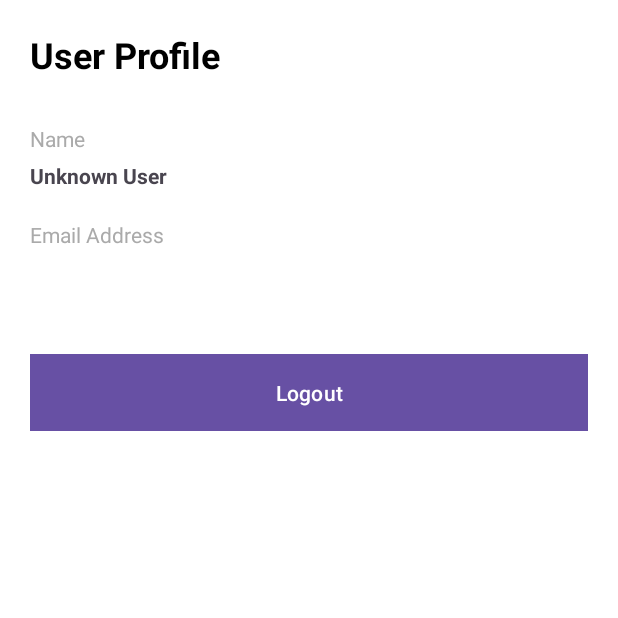
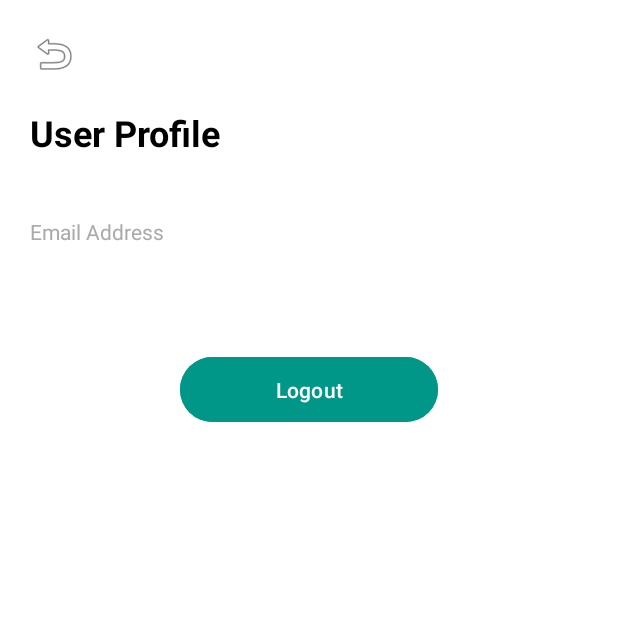
Before and after one commit to rdwaynedehoedt/FetchFood-apk, an Android app: the UserActivity screen opened directly, with no data from a screen before it, on a phone screen of 412 x 824 dp, the top half of it. Run offline under Robolectric (Android 15) with nearby library versions, the phone set to English and light mode, and no system bars; our stand-ins replace Firebase (no records; nobody signed in at launch, a user with empty details on screens opened directly).

Commit message:
updated the user xml and the user.kt files

```diff
--- a/FetchFood/app/src/main/java/com/example/fetchfood/UserActivity.kt
+++ b/FetchFood/app/src/main/java/com/example/fetchfood/UserActivity.kt
@@ -3,6 +3,7 @@ package com.example.fetchfood
 import android.content.Intent
 import android.os.Bundle
 import android.widget.Button
+import android.widget.ImageView
 import android.widget.TextView
 import androidx.appcompat.app.AppCompatActivity
 import com.google.firebase.auth.FirebaseAuth
@@ -21,10 +22,10 @@ class UserActivity : AppCompatActivity() {
         auth = FirebaseAuth.getInstance()
         db = FirebaseFirestore.getInstance()
 
-        // Initialize views
-        val userNameTextView: TextView = findViewById(R.id.userName)
+
         val userEmailTextView: TextView = findViewById(R.id.userEmail)
         val logoutButton: Button = findViewById(R.id.logoutButton)
+        val backButton: ImageView = findViewById(R.id.backBtn)
 
         // Get current user
         val currentUser = auth.currentUser
@@ -35,15 +36,6 @@ class UserActivity : AppCompatActivity() {
             // Fetch user name from Firestore (assuming user data is stored in a "users" collection)
             val userId = currentUser.uid
             db.collection("users").document(userId).get()
-                .addOnSuccessListener { document ->
-                    if (document != null) {
-                        val userName = document.getString("name")
-                        userNameTextView.text = userName ?: "Unknown User"
-                    }
-                }
-                .addOnFailureListener {
-                    userNameTextView.text = "Failed to load user name"
-                }
         }
 
         // Set logout button click listener
@@ -54,5 +46,10 @@ class UserActivity : AppCompatActivity() {
             startActivity(intent)
             finish()
         }
+
+        // Set back button click listener
+        backButton.setOnClickListener {
+            finish() // Close the current activity to return to the previous screen
+        }
     }
 }
--- a/FetchFood/app/src/main/res/layout/user.xml
+++ b/FetchFood/app/src/main/res/layout/user.xml
@@ -5,6 +5,17 @@
     android:orientation="vertical"
     android:padding="20dp"
     android:background="#FFFFFF">
+
+    <!-- Back Button -->
+    <ImageView
+        android:id="@+id/backBtn"
+        android:layout_width="wrap_content"
+        android:layout_height="wrap_content"
+        android:src="@android:drawable/ic_menu_revert"
+        android:layout_gravity="start"
+        android:layout_marginBottom="20dp"
+        android:contentDescription="Back Button" />
+
 
     <!-- User Profile Title -->
     <TextView
@@ -18,23 +29,8 @@
         android:textStyle="bold" />
 
     <!-- User Name Label -->
-    <TextView
-        android:id="@+id/nameLabel"
-        android:layout_width="wrap_content"
-        android:layout_height="wrap_content"
-        android:text="Name"
-        android:textColor="@android:color/darker_gray"
-        android:textSize="14sp"
-        android:layout_marginTop="10dp" />
 
     <!-- User Name Display -->
-    <TextView
-        android:id="@+id/userName"
-        android:layout_width="wrap_content"
-        android:layout_height="wrap_content"
-        android:text=""
-        android:layout_marginTop="5dp"
-        android:textStyle="bold" />
 
     <!-- User Email Label -->
     <TextView
@@ -64,7 +60,9 @@
         android:layout_height="wrap_content"
         android:text="Logout"
         android:textColor="#FFFFFF"
-        android:background="@android:color/holo_green_dark"
         android:layout_marginTop="40dp"
-        android:padding="12dp" />
+        android:backgroundTint="#009688"
+        android:padding="12dp"
+        android:layout_marginLeft="100dp"
+        android:layout_marginRight="100dp"/>
 </LinearLayout>
```
Also changed, not shown: FetchFood/app/src/main/java/com/example/fetchfood/CartActivity.kt (+15 -2 lines), FetchFood/app/src/main/res/layout/activity_cart.xml (+14 -0 lines).
